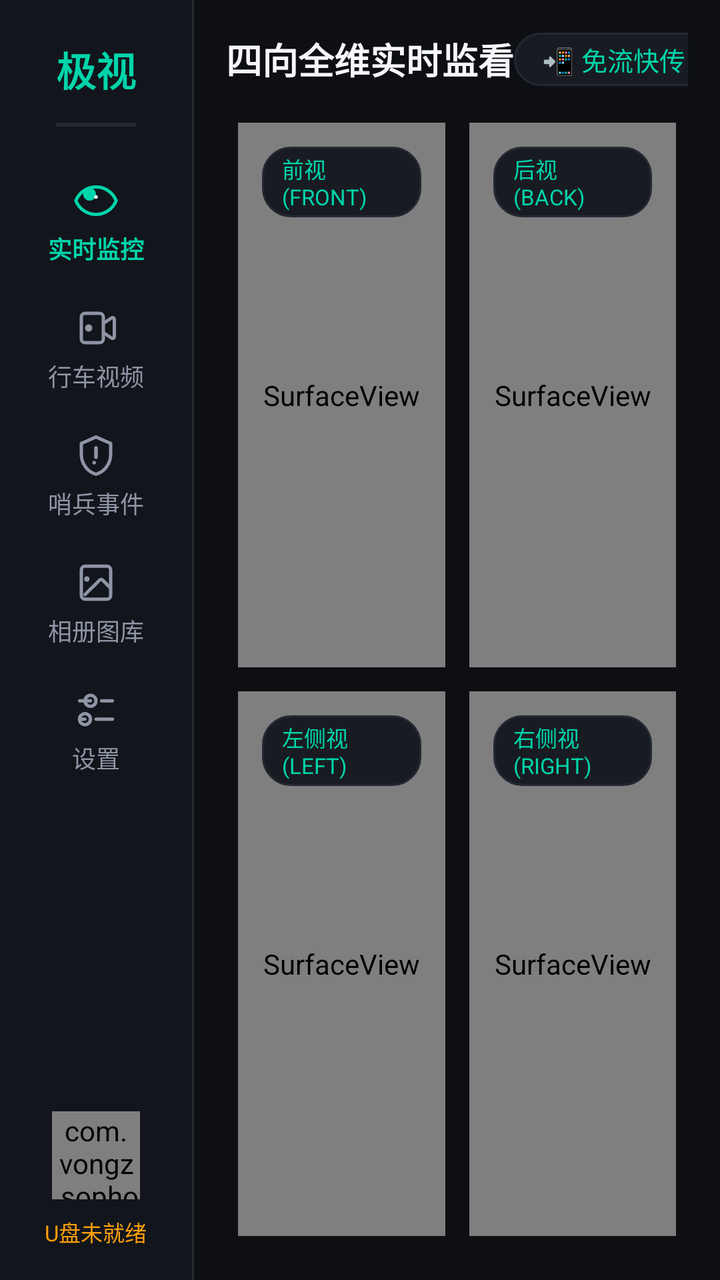
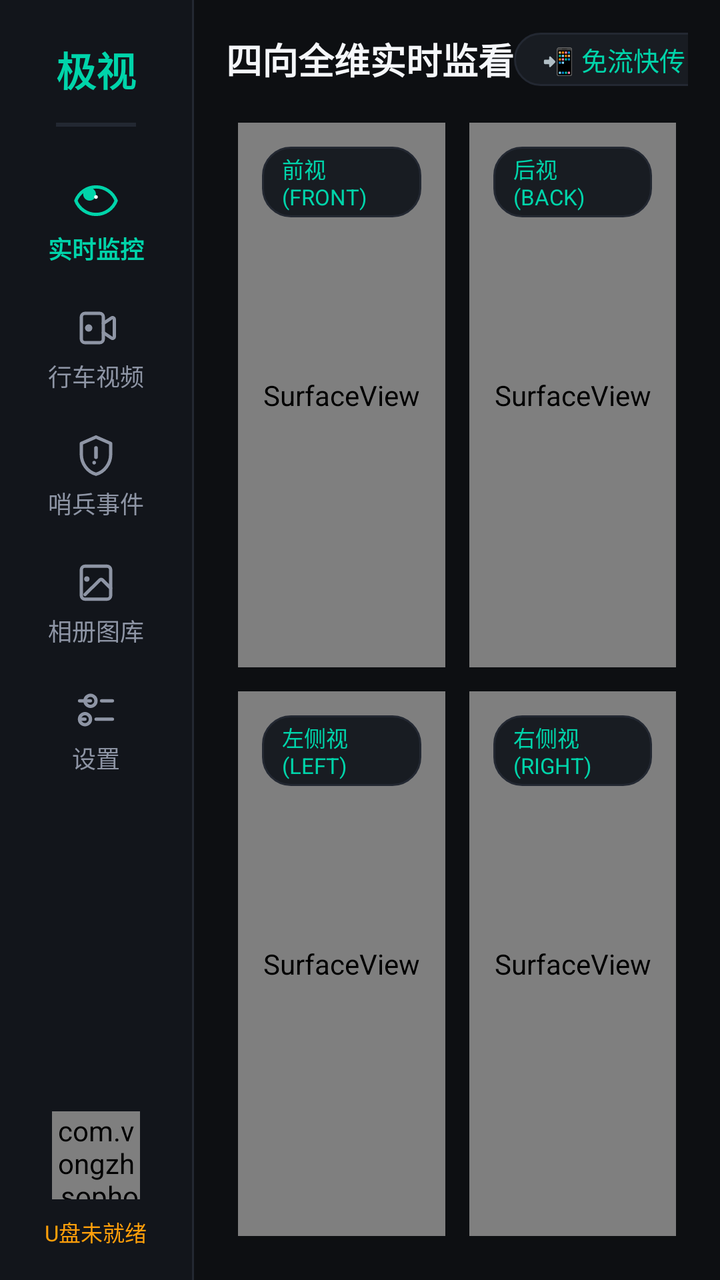

Before-and-after screenshots of an Android layout around one commit, followed by the original layout XML and the change that was made.
<!-- AndroidManifest.xml: application theme Theme.Sophon -->
<!-- res/layout/activity_main.xml -->
<?xml version="1.0" encoding="utf-8"?>
<LinearLayout xmlns:android="http://schemas.android.com/apk/res/android"
    xmlns:app="http://schemas.android.com/apk/res-auto"
    android:layout_width="match_parent"
    android:layout_height="match_parent"
    android:background="@color/bg_cockpit_dark"
    android:orientation="horizontal">

    
    <LinearLayout
        android:id="@+id/layout_nav_rail"
        android:layout_width="96dp"
        android:layout_height="match_parent"
        android:background="@color/bg_nav_rail"
        android:gravity="center_horizontal"
        android:orientation="vertical"
        android:paddingTop="20dp"
        android:paddingBottom="16dp">

        
        <TextView
            android:layout_width="wrap_content"
            android:layout_height="wrap_content"
            android:text="@string/app_name"
            android:textColor="@color/flyme_cyan"
            android:textSize="20sp"
            android:textStyle="bold" />

        <View
            android:layout_width="40dp"
            android:layout_height="2dp"
            android:layout_marginTop="12dp"
            android:layout_marginBottom="16dp"
            android:background="@color/divider_line" />

        
        <LinearLayout
            android:id="@+id/btn_nav_live"
            android:layout_width="match_parent"
            android:layout_height="wrap_content"
            android:background="?attr/selectableItemBackground"
            android:gravity="center"
            android:orientation="vertical"
            android:paddingVertical="10dp">

            <ImageView
                android:layout_width="22dp"
                android:layout_height="22dp"
                android:layout_marginBottom="4dp"
                android:src="@drawable/ic_nav_live" />

            <TextView
                android:layout_width="wrap_content"
                android:layout_height="wrap_content"
                android:text="@string/nav_live"
                android:textColor="@color/flyme_cyan"
                android:textSize="12sp"
                android:textStyle="bold" />
        </LinearLayout>

        <LinearLayout
            android:id="@+id/btn_nav_driving"
            android:layout_width="match_parent"
            android:layout_height="wrap_content"
            android:background="?attr/selectableItemBackground"
            android:gravity="center"
            android:orientation="vertical"
            android:paddingVertical="10dp">

            <ImageView
                android:layout_width="22dp"
                android:layout_height="22dp"
                android:layout_marginBottom="4dp"
                android:src="@drawable/ic_nav_driving" />

            <TextView
                android:layout_width="wrap_content"
                android:layout_height="wrap_content"
                android:text="@string/nav_driving"
                android:textColor="@color/text_secondary"
                android:textSize="12sp" />
        </LinearLayout>

        <LinearLayout
            android:id="@+id/btn_nav_sentry"
            android:layout_width="match_parent"
            android:layout_height="wrap_content"
            android:background="?attr/selectableItemBackground"
            android:gravity="center"
            android:orientation="vertical"
            android:paddingVertical="10dp">

            <ImageView
                android:layout_width="22dp"
                android:layout_height="22dp"
                android:layout_marginBottom="4dp"
                android:src="@drawable/ic_nav_sentry" />

            <TextView
                android:layout_width="wrap_content"
                android:layout_height="wrap_content"
                android:text="@string/nav_sentry"
                android:textColor="@color/text_secondary"
                android:textSize="12sp" />
        </LinearLayout>

        <LinearLayout
            android:id="@+id/btn_nav_photos"
            android:layout_width="match_parent"
            android:layout_height="wrap_content"
            android:background="?attr/selectableItemBackground"
            android:gravity="center"
            android:orientation="vertical"
            android:paddingVertical="10dp">

            <ImageView
                android:layout_width="22dp"
                android:layout_height="22dp"
                android:layout_marginBottom="4dp"
                android:src="@drawable/ic_nav_photos" />

            <TextView
                android:layout_width="wrap_content"
                android:layout_height="wrap_content"
                android:text="@string/nav_photos"
                android:textColor="@color/text_secondary"
                android:textSize="12sp" />
        </LinearLayout>

        <LinearLayout
            android:id="@+id/btn_nav_settings"
            android:layout_width="match_parent"
            android:layout_height="wrap_content"
            android:background="?attr/selectableItemBackground"
            android:gravity="center"
            android:orientation="vertical"
            android:paddingVertical="10dp">

            <ImageView
                android:layout_width="22dp"
                android:layout_height="22dp"
                android:layout_marginBottom="4dp"
                android:src="@drawable/ic_nav_settings" />

            <TextView
                android:layout_width="wrap_content"
                android:layout_height="wrap_content"
                android:text="设置"
                android:textColor="@color/text_secondary"
                android:textSize="12sp" />
        </LinearLayout>

        <View
            android:layout_width="match_parent"
            android:layout_height="0dp"
            android:layout_weight="1" />

        
        <com.vongz.sophon.ui.widget.StorageCapacityRingView
            android:id="@+id/view_storage_ring_mini"
            android:layout_width="44dp"
            android:layout_height="44dp"
            android:layout_marginBottom="8dp" />

        <TextView
            android:id="@+id/tv_usb_status"
            android:layout_width="wrap_content"
            android:layout_height="wrap_content"
            android:text="U盘未就绪"
            android:textColor="@color/accent_warning"
            android:textSize="11sp" />

    </LinearLayout>

    
    <View
        android:layout_width="1dp"
        android:layout_height="match_parent"
        android:background="@color/divider_line" />

    
    <LinearLayout
        android:layout_width="0dp"
        android:layout_height="match_parent"
        android:layout_weight="1"
        android:orientation="vertical"
        android:padding="16dp">

        
        <LinearLayout
            android:layout_width="match_parent"
            android:layout_height="wrap_content"
            android:gravity="center_vertical"
            android:orientation="horizontal"
            android:paddingBottom="12dp">

            <TextView
                android:id="@+id/tv_status_title"
                android:layout_width="wrap_content"
                android:layout_height="wrap_content"
                android:text="四向全维实时监看"
                android:textColor="@color/text_primary"
                android:textSize="18sp"
                android:textStyle="bold" />

            <View
                android:layout_width="0dp"
                android:layout_height="1dp"
                android:layout_weight="1" />

            
            <TextView
                android:id="@+id/btn_top_lan_share"
                android:layout_width="wrap_content"
                android:layout_height="wrap_content"
                android:layout_marginEnd="16dp"
                android:background="@drawable/bg_badge_pill"
                android:paddingHorizontal="14dp"
                android:paddingVertical="4dp"
                android:text="📲 免流快传"
                android:textColor="@color/flyme_cyan"
                android:textSize="13sp" />

            
            <TextView
                android:id="@+id/tv_telemetry_gear"
                android:layout_width="wrap_content"
                android:layout_height="wrap_content"
                android:layout_marginEnd="16dp"
                android:background="@drawable/bg_badge_pill"
                android:paddingHorizontal="12dp"
                android:paddingVertical="4dp"
                android:text="P 挡"
                android:textColor="@color/flyme_cyan"
                android:textSize="13sp" />

            <TextView
                android:id="@+id/tv_telemetry_speed"
                android:layout_width="wrap_content"
                android:layout_height="wrap_content"
                android:text="0 km/h"
                android:textColor="@color/text_secondary"
                android:textSize="14sp" />
        </LinearLayout>

        
        <GridLayout
            android:id="@+id/grid_quad_view"
            android:layout_width="match_parent"
            android:layout_height="0dp"
            android:layout_weight="1"
            android:columnCount="2"
            android:rowCount="2">

            
            <FrameLayout
                android:id="@+id/container_cam_front"
                android:layout_width="0dp"
                android:layout_height="0dp"
                android:layout_rowWeight="1"
                android:layout_columnWeight="1"
                android:layout_margin="6dp"
                android:background="@drawable/bg_cockpit_card">

                <SurfaceView
                    android:id="@+id/surface_cam_front"
                    android:layout_width="match_parent"
                    android:layout_height="match_parent" />

                <TextView
                    android:layout_width="wrap_content"
                    android:layout_height="wrap_content"
                    android:layout_gravity="start|top"
                    android:layout_margin="12dp"
                    android:background="@drawable/bg_badge_pill"
                    android:paddingHorizontal="10dp"
                    android:paddingVertical="3dp"
                    android:text="前视 (FRONT)"
                    android:textColor="@color/flyme_cyan"
                    android:textSize="11sp" />
            </FrameLayout>

            
            <FrameLayout
                android:id="@+id/container_cam_back"
                android:layout_width="0dp"
                android:layout_height="0dp"
                android:layout_rowWeight="1"
                android:layout_columnWeight="1"
                android:layout_margin="6dp"
                android:background="@drawable/bg_cockpit_card">

                <SurfaceView
                    android:id="@+id/surface_cam_back"
                    android:layout_width="match_parent"
                    android:layout_height="match_parent" />

                <TextView
                    android:layout_width="wrap_content"
                    android:layout_height="wrap_content"
                    android:layout_gravity="start|top"
                    android:layout_margin="12dp"
                    android:background="@drawable/bg_badge_pill"
                    android:paddingHorizontal="10dp"
                    android:paddingVertical="3dp"
                    android:text="后视 (BACK)"
                    android:textColor="@color/flyme_cyan"
                    android:textSize="11sp" />
            </FrameLayout>

            
            <FrameLayout
                android:id="@+id/container_cam_left"
                android:layout_width="0dp"
                android:layout_height="0dp"
                android:layout_rowWeight="1"
                android:layout_columnWeight="1"
                android:layout_margin="6dp"
                android:background="@drawable/bg_cockpit_card">

                <SurfaceView
                    android:id="@+id/surface_cam_left"
                    android:layout_width="match_parent"
                    android:layout_height="match_parent" />

                <TextView
                    android:layout_width="wrap_content"
                    android:layout_height="wrap_content"
                    android:layout_gravity="start|top"
                    android:layout_margin="12dp"
                    android:background="@drawable/bg_badge_pill"
                    android:paddingHorizontal="10dp"
                    android:paddingVertical="3dp"
                    android:text="左侧视 (LEFT)"
                    android:textColor="@color/flyme_cyan"
                    android:textSize="11sp" />
            </FrameLayout>

            
            <FrameLayout
                android:id="@+id/container_cam_right"
                android:layout_width="0dp"
                android:layout_height="0dp"
                android:layout_rowWeight="1"
                android:layout_columnWeight="1"
                android:layout_margin="6dp"
                android:background="@drawable/bg_cockpit_card">

                <SurfaceView
                    android:id="@+id/surface_cam_right"
                    android:layout_width="match_parent"
                    android:layout_height="match_parent" />

                <TextView
                    android:layout_width="wrap_content"
                    android:layout_height="wrap_content"
                    android:layout_gravity="start|top"
                    android:layout_margin="12dp"
                    android:background="@drawable/bg_badge_pill"
                    android:paddingHorizontal="10dp"
                    android:paddingVertical="3dp"
                    android:text="右侧视 (RIGHT)"
                    android:textColor="@color/flyme_cyan"
                    android:textSize="11sp" />
            </FrameLayout>

        </GridLayout>

    </LinearLayout>

</LinearLayout>
<!-- resources referenced by this layout -->
<resources>
  <color name="accent_warning">#FFFF9F0A</color>
  <color name="bg_cockpit_dark">#FF0D0F12</color>
  <color name="bg_nav_rail">#FF12151B</color>
  <color name="divider_line">#FF232832</color>
  <color name="flyme_cyan">#FF00D4AA</color>
  <color name="text_primary">#FFF5F7FA</color>
  <color name="text_secondary">#FF8E95A5</color>
  <!-- drawable bg_badge_pill (drawable) -->
  <?xml version="1.0" encoding="utf-8"?>
  <shape xmlns:android="http://schemas.android.com/apk/res/android"
      android:shape="rectangle">
      <corners android:radius="14dp" />
      <solid android:color="@color/bg_card_dark" />
      <stroke android:width="1dp" android:color="@color/divider_line" />
  </shape>
  <!-- drawable bg_cockpit_card (drawable) -->
  <?xml version="1.0" encoding="utf-8"?>
  <shape xmlns:android="http://schemas.android.com/apk/res/android"
      android:shape="rectangle">
      <corners android:radius="16dp" />
      <solid android:color="@color/bg_card_dark" />
      <stroke
          android:width="1dp"
          android:color="#1AFFFFFF" />
  </shape>
  <!-- drawable ic_nav_live (drawable) -->
  <?xml version="1.0" encoding="utf-8"?>
  <vector xmlns:android="http://schemas.android.com/apk/res/android"
      android:width="24dp"
      android:height="24dp"
      android:viewportWidth="24"
      android:viewportHeight="24">
  
      
      <path
          android:pathData="M 12,4.5 C 7,4.5 2.73,7.61 1,12 C 2.73,16.39 7,19.5 12,19.5 C 17,19.5 21.27,16.39 23,12 C 21.27,7.61 17,4.5 12,4.5 Z"
          android:strokeColor="@color/flyme_cyan"
          android:strokeWidth="1.8"
          android:strokeLineCap="round"
          android:strokeLineJoin="round" />
  
      <path
          android:pathData="M 12,8.5 A 3.5,3.5 0 1,1 12,8.49 Z"
          android:fillColor="@color/flyme_cyan" />
  
      <path
          android:pathData="M 13,10 A 1,1 0 1,1 13,9.99 Z"
          android:fillColor="#FFFFFFFF" />
  </vector>
  <!-- drawable ic_nav_sentry (drawable) -->
  <?xml version="1.0" encoding="utf-8"?>
  <vector xmlns:android="http://schemas.android.com/apk/res/android"
      android:width="24dp"
      android:height="24dp"
      android:viewportWidth="24"
      android:viewportHeight="24">
  
      
      <path
          android:pathData="M 12,2 L 4,5.5 L 4,11.5 C 4,16.5 7.4,21.1 12,22.3 C 16.6,21.1 20,16.5 20,11.5 L 20,5.5 Z"
          android:strokeColor="@color/text_secondary"
          android:strokeWidth="1.8"
          android:strokeLineCap="round"
          android:strokeLineJoin="round" />
  
      
      <path
          android:pathData="M 12,8 L 12,13"
          android:strokeColor="@color/text_secondary"
          android:strokeWidth="2"
          android:strokeLineCap="round" />
  
      <path
          android:pathData="M 12,16 A 1,1 0 1,1 12,15.99 Z"
          android:fillColor="@color/text_secondary" />
  </vector>
  <string name="app_name">极视</string>
  <string name="nav_driving">行车视频</string>
  <string name="nav_live">实时监控</string>
  <string name="nav_photos">相册图库</string>
  <string name="nav_sentry">哨兵事件</string>
  <style name="Theme.Sophon" parent="Theme.Material3.Dark.NoActionBar">
          <item name="android:statusBarColor">@color/bg_cockpit_dark</item>
          <item name="android:navigationBarColor">@color/bg_cockpit_dark</item>
          <item name="android:windowBackground">@color/bg_cockpit_dark</item>
          <item name="colorPrimary">@color/flyme_cyan</item>
          <item name="colorSecondary">@color/flyme_blue</item>
      </style>
  <color name="bg_card_dark">#FF181C22</color>
  <color name="flyme_blue">#FF0A84FF</color>
  <!-- unchanged entries left out for length: 3 -->
</resources>

<!-- the commit's change to res/layout/activity_main.xml (unified diff, before → after) -->
@@ -156,7 +156,7 @@
             android:layout_weight="1" />
 
         
-        <com.vongz.sophon.ui.widget.StorageCapacityRingView
+        <com.vongzh.sophon.ui.widget.StorageCapacityRingView
             android:id="@+id/view_storage_ring_mini"
             android:layout_width="44dp"
             android:layout_height="44dp"
